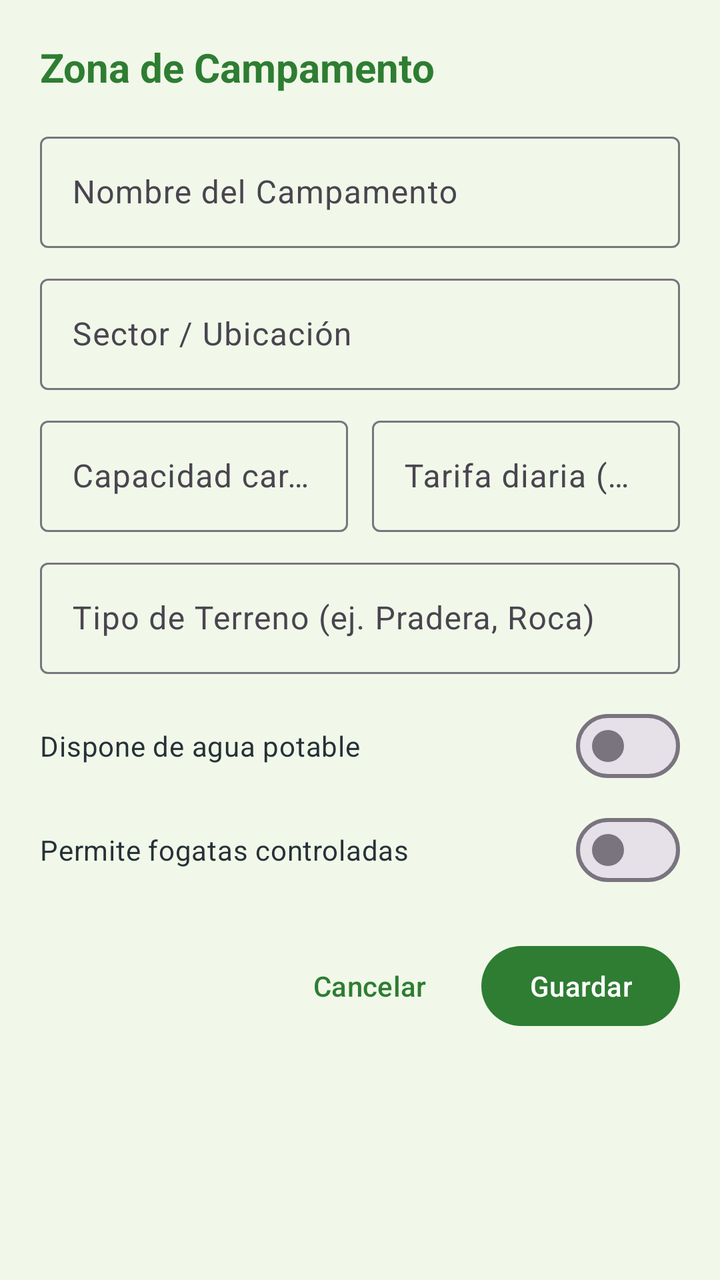
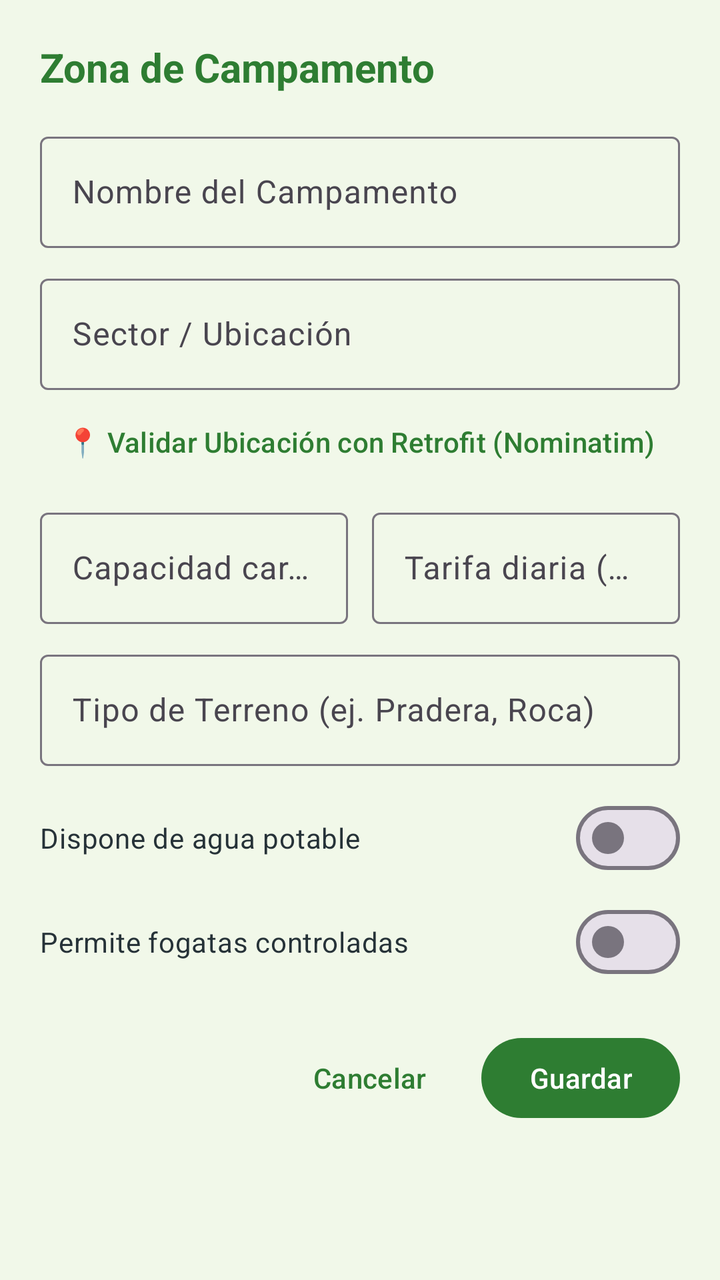

Compare the two renders of this Android layout. The source of the first and the diff that turns it into the second are given below.
<!-- AndroidManifest.xml: application theme Theme.CampsAndMountain -->
<!-- res/layout/dialog_form_campamento.xml -->
<?xml version="1.0" encoding="utf-8"?>
<ScrollView xmlns:android="http://schemas.android.com/apk/res/android"
    android:layout_width="match_parent"
    android:layout_height="wrap_content"
    android:padding="20dp">

    <LinearLayout
        android:layout_width="match_parent"
        android:layout_height="wrap_content"
        android:orientation="vertical">

        <TextView
            android:id="@+id/tvFormTitleCamp"
            android:layout_width="match_parent"
            android:layout_height="wrap_content"
            android:text="Zona de Campamento"
            android:textColor="@color/primary_green"
            android:textSize="20sp"
            android:textStyle="bold" />

        <com.google.android.material.textfield.TextInputLayout
            style="@style/Widget.Material3.TextInputLayout.OutlinedBox"
            android:layout_width="match_parent"
            android:layout_height="wrap_content"
            android:layout_marginTop="16dp"
            android:hint="Nombre del Campamento">

            <com.google.android.material.textfield.TextInputEditText
                android:id="@+id/etNombreCamp"
                android:layout_width="match_parent"
                android:layout_height="wrap_content"
                android:inputType="textCapWords" />
        </com.google.android.material.textfield.TextInputLayout>

        <com.google.android.material.textfield.TextInputLayout
            style="@style/Widget.Material3.TextInputLayout.OutlinedBox"
            android:layout_width="match_parent"
            android:layout_height="wrap_content"
            android:layout_marginTop="10dp"
            android:hint="Sector / Ubicación">

            <com.google.android.material.textfield.TextInputEditText
                android:id="@+id/etSectorCamp"
                android:layout_width="match_parent"
                android:layout_height="wrap_content"
                android:inputType="textCapSentences" />
        </com.google.android.material.textfield.TextInputLayout>

        <LinearLayout
            android:layout_width="match_parent"
            android:layout_height="wrap_content"
            android:layout_marginTop="10dp"
            android:baselineAligned="false"
            android:orientation="horizontal">

            <com.google.android.material.textfield.TextInputLayout
                style="@style/Widget.Material3.TextInputLayout.OutlinedBox"
                android:layout_width="0dp"
                android:layout_height="wrap_content"
                android:layout_marginEnd="6dp"
                android:layout_weight="1"
                android:hint="Capacidad carpas">

                <com.google.android.material.textfield.TextInputEditText
                    android:id="@+id/etCapacidadCarpas"
                    android:layout_width="match_parent"
                    android:layout_height="wrap_content"
                    android:inputType="number" />
            </com.google.android.material.textfield.TextInputLayout>

            <com.google.android.material.textfield.TextInputLayout
                style="@style/Widget.Material3.TextInputLayout.OutlinedBox"
                android:layout_width="0dp"
                android:layout_height="wrap_content"
                android:layout_marginStart="6dp"
                android:layout_weight="1"
                android:hint="Tarifa diaria ($ CLP)">

                <com.google.android.material.textfield.TextInputEditText
                    android:id="@+id/etTarifa"
                    android:layout_width="match_parent"
                    android:layout_height="wrap_content"
                    android:inputType="number" />
            </com.google.android.material.textfield.TextInputLayout>
        </LinearLayout>

        <com.google.android.material.textfield.TextInputLayout
            style="@style/Widget.Material3.TextInputLayout.OutlinedBox"
            android:layout_width="match_parent"
            android:layout_height="wrap_content"
            android:layout_marginTop="10dp"
            android:hint="Tipo de Terreno (ej. Pradera, Roca)">

            <com.google.android.material.textfield.TextInputEditText
                android:id="@+id/etTipoTerreno"
                android:layout_width="match_parent"
                android:layout_height="wrap_content"
                android:inputType="textCapSentences" />
        </com.google.android.material.textfield.TextInputLayout>

        <com.google.android.material.materialswitch.MaterialSwitch
            android:id="@+id/switchAguaPotable"
            android:layout_width="match_parent"
            android:layout_height="wrap_content"
            android:layout_marginTop="12dp"
            android:text="Dispone de agua potable"
            android:textColor="@color/slate_dark" />

        <com.google.android.material.materialswitch.MaterialSwitch
            android:id="@+id/switchPermiteFogata"
            android:layout_width="match_parent"
            android:layout_height="wrap_content"
            android:layout_marginTop="4dp"
            android:text="Permite fogatas controladas"
            android:textColor="@color/slate_dark" />

        <LinearLayout
            android:layout_width="match_parent"
            android:layout_height="wrap_content"
            android:layout_marginTop="20dp"
            android:gravity="end"
            android:orientation="horizontal">

            <com.google.android.material.button.MaterialButton
                android:id="@+id/btnCancelarCamp"
                style="@style/Widget.Material3.Button.TextButton"
                android:layout_width="wrap_content"
                android:layout_height="wrap_content"
                android:text="Cancelar" />

            <com.google.android.material.button.MaterialButton
                android:id="@+id/btnGuardarCamp"
                android:layout_width="wrap_content"
                android:layout_height="wrap_content"
                android:layout_marginStart="12dp"
                android:text="Guardar" />
        </LinearLayout>

    </LinearLayout>
</ScrollView>
<!-- resources referenced by this layout -->
<resources>
  <color name="primary_green">#2E7D32</color>
  <color name="slate_dark">#263238</color>
  <style name="Theme.CampsAndMountain" parent="Base.Theme.CampsAndMountain" />
  <style name="Base.Theme.CampsAndMountain" parent="Theme.Material3.DayNight.NoActionBar">
          <item name="colorPrimary">@color/primary_green</item>
          <item name="colorPrimaryVariant">@color/primary_dark_green</item>
          <item name="colorOnPrimary">@color/white</item>
          <item name="colorSecondary">@color/slate_gray</item>
          <item name="colorOnSecondary">@color/white</item>
          <item name="colorTertiary">@color/accent_gold</item>
          <item name="android:statusBarColor">@color/primary_dark_green</item>
          <item name="android:windowBackground">@color/bg_light_green</item>
      </style>
  <color name="primary_dark_green">#1B5E20</color>
  <color name="white">#FFFFFF</color>
  <color name="slate_gray">#37474F</color>
  <color name="accent_gold">#F57F17</color>
  <color name="bg_light_green">#F1F8E9</color>
</resources>

<!-- the commit's change to res/layout/dialog_form_campamento.xml (unified diff, before → after) -->
@@ -46,10 +46,19 @@
                 android:inputType="textCapSentences" />
         </com.google.android.material.textfield.TextInputLayout>
 
+        <com.google.android.material.button.MaterialButton
+            android:id="@+id/btnValidarUbicacionCamp"
+            style="@style/Widget.Material3.Button.TextButton"
+            android:layout_width="match_parent"
+            android:layout_height="wrap_content"
+            android:layout_marginTop="2dp"
+            android:text="📍 Validar Ubicación con Retrofit (Nominatim)"
+            android:textColor="@color/primary_green" />
+
         <LinearLayout
             android:layout_width="match_parent"
             android:layout_height="wrap_content"
-            android:layout_marginTop="10dp"
+            android:layout_marginTop="6dp"
             android:baselineAligned="false"
             android:orientation="horizontal">
 
